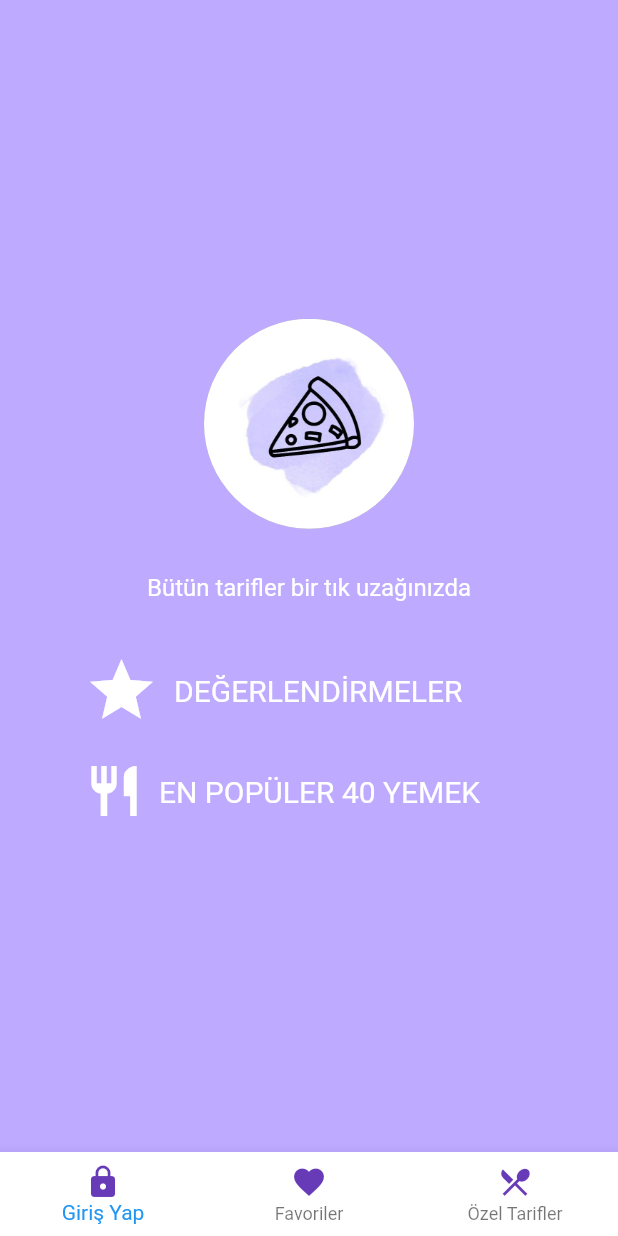
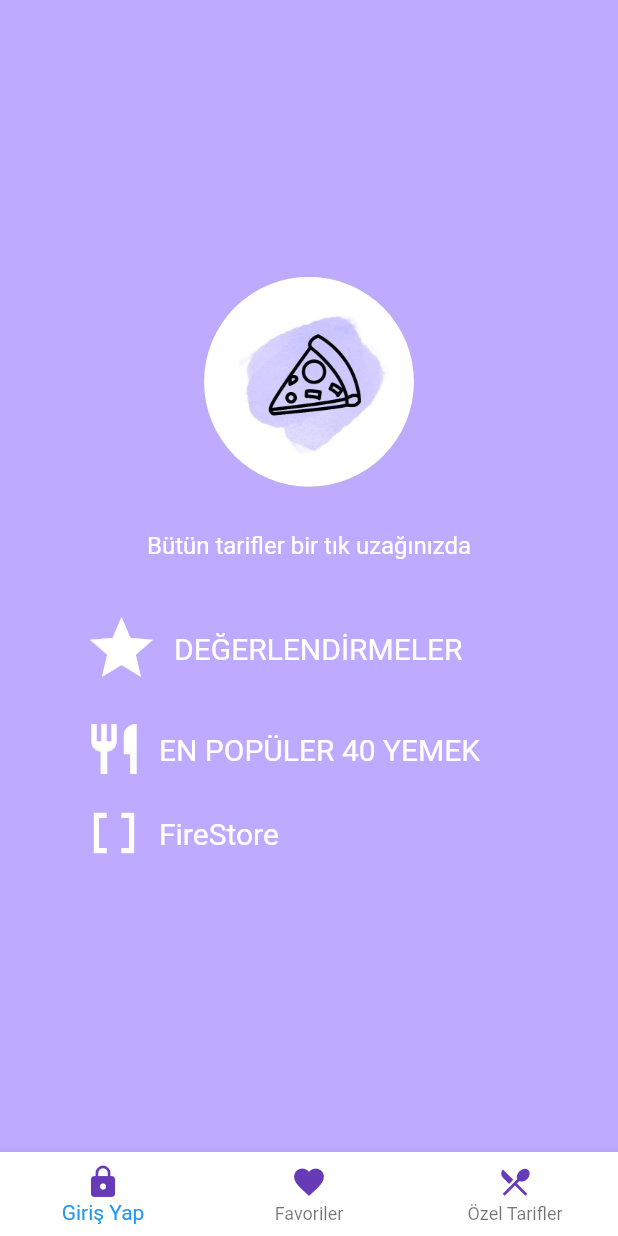
Before and after one commit to seymatttass/3311456_213311058, a Flutter app: the SecondScreen screen opened directly, on a phone screen of 412 x 824 dp. Run offline on Flutter 3.47's test engine with Material 2 defaults, Android fonts, the phone set to English and light mode, and no system bars; our stand-ins replace cloud_firestore, firebase_auth, firebase_core, sqflite; accounts and stored records are empty.

Commit message:
firestore

```diff
--- a/lib/main.dart
+++ b/lib/main.dart
@@ -5,6 +5,7 @@ import 'package:firebase_auth/firebase_auth.dart';   //authentication
 import 'package:url_launcher/url_launcher.dart';    //web
 import 'package:flutter/foundation.dart';      //kIsWeb
 import 'package:eating/database/data.dart';
+import 'package:eating/database/notes.dart';
 
 void main() async {
 
@@ -190,6 +191,32 @@ class SecondScreen extends StatelessWidget {
                     ),
                   ),
                 ),
+                Padding(
+                  padding: EdgeInsets.only(left: 40.0),
+                  child: ListTile(
+                    onLongPress: () {
+                      Navigator.push(
+                        context,
+                        MaterialPageRoute(builder: (context) => HomePageState()),
+                      );
+                    },
+                    title: Row(
+                      children: <Widget>[
+                        Icon(
+                          Icons.data_array,
+                          size: 40,
+                          color: Colors.white,
+                        ),
+                        SizedBox(width: 10.0),
+                        Text(
+                          'FireStore',
+                          style: TextStyle(color: Colors.white, fontSize: 20.0),
+                        ),
+                      ],
+                    ),
+                  ),
+                ),
+
               ],
             ),
           ),
```
Also changed, not shown: lib/database/notes.dart (added, +68 -0 lines).
